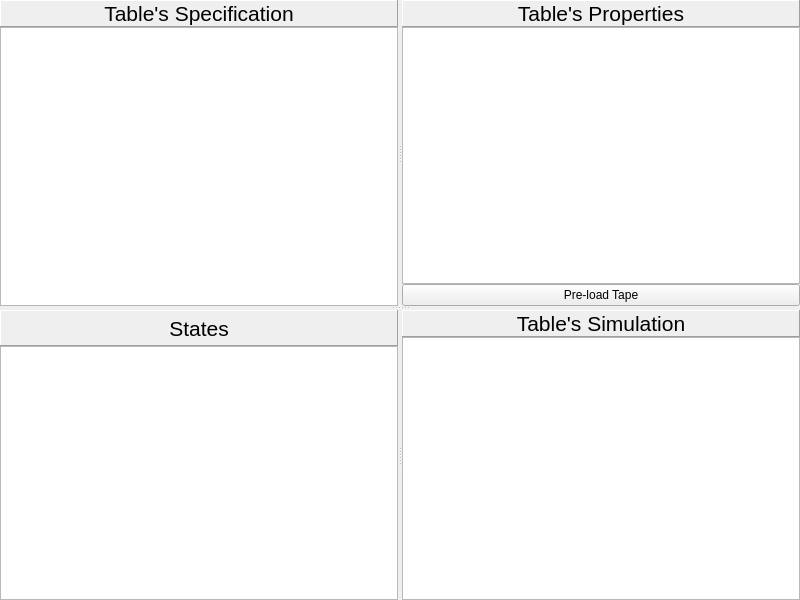
Before: the Qt Designer form Qt/TuringsMachineSimulator/machinesimulation.ui in fabioalves98/TuringsMachineGenerator, drawn with Qt 5.
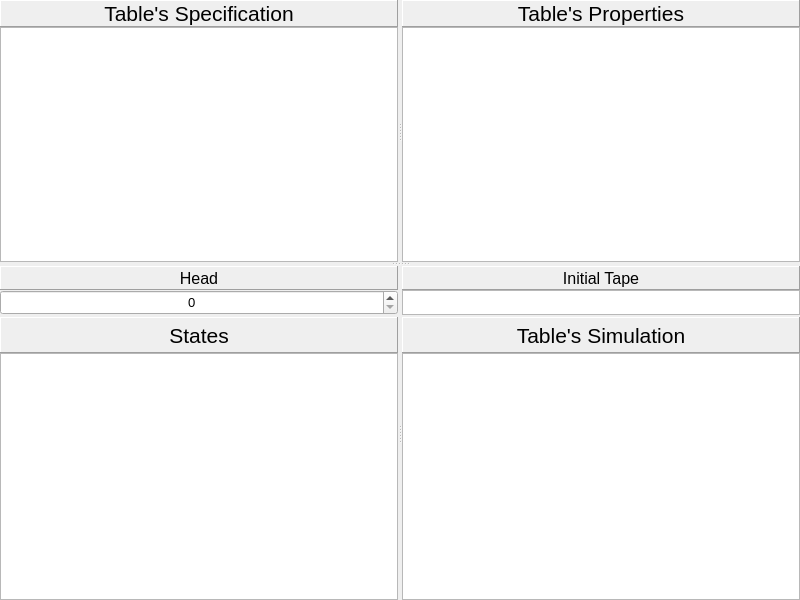
After: the same form once the commit is applied.

Commit message: Ability to choose the head's initial position in the interface added

```diff
--- a/Qt/TuringsMachineSimulator/machinesimulation.ui
+++ b/Qt/TuringsMachineSimulator/machinesimulation.ui
@@ -105,13 +105,6 @@
          <item>
           <widget class="QListWidget" name="propList"/>
          </item>
-         <item>
-          <widget class="QPushButton" name="loadTapeBt">
-           <property name="text">
-            <string>Pre-load Tape</string>
-           </property>
-          </widget>
-         </item>
         </layout>
        </widget>
       </widget>
@@ -119,7 +112,70 @@
        <property name="orientation">
         <enum>Qt::Horizontal</enum>
        </property>
-       <widget class="QWidget" name="layoutWidget_3">
+       <widget class="QWidget" name="">
+        <layout class="QVBoxLayout" name="rightSim">
+         <property name="spacing">
+          <number>2</number>
+         </property>
+         <item>
+          <layout class="QVBoxLayout" name="Head">
+           <property name="spacing">
+            <number>0</number>
+           </property>
+           <item>
+            <widget class="QLabel" name="headPosLabel">
+             <property name="minimumSize">
+              <size>
+               <width>70</width>
+               <height>24</height>
+              </size>
+             </property>
+             <property name="maximumSize">
+              <size>
+               <width>16777215</width>
+               <height>24</height>
+              </size>
+             </property>
+             <property name="font">
+              <font>
+               <pointsize>12</pointsize>
+              </font>
+             </property>
+             <property name="frameShape">
+              <enum>QFrame::Panel</enum>
+             </property>
+             <property name="frameShadow">
+              <enum>QFrame::Raised</enum>
+             </property>
+             <property name="text">
+              <string>Head</string>
+             </property>
+             <property name="alignment">
+              <set>Qt::AlignCenter</set>
+             </property>
+            </widget>
+           </item>
+           <item>
+            <widget class="QSpinBox" name="headPos">
+             <property name="minimumSize">
+              <size>
+               <width>0</width>
+               <height>25</height>
+              </size>
+             </property>
+             <property name="font">
+              <font>
+               <pointsize>10</pointsize>
+              </font>
+             </property>
+             <property name="alignment">
+              <set>Qt::AlignCenter</set>
+             </property>
+            </widget>
+           </item>
+          </layout>
+         </item>
+         <item>
         <layout class="QVBoxLayout" name="States">
          <property name="spacing">
           <number>0</number>
@@ -155,14 +211,77 @@
           <widget class="QListWidget" name="stateList"/>
          </item>
         </layout>
+         </item>
+        </layout>
        </widget>
-       <widget class="QWidget" name="layoutWidget_4">
+       <widget class="QWidget" name="">
+        <layout class="QVBoxLayout" name="leftSim">
+         <property name="spacing">
+          <number>2</number>
+         </property>
+         <item>
+          <layout class="QVBoxLayout" name="InitialTape">
+           <property name="spacing">
+            <number>0</number>
+           </property>
+           <item>
+            <widget class="QLabel" name="inTapeLabel">
+             <property name="minimumSize">
+              <size>
+               <width>0</width>
+               <height>24</height>
+              </size>
+             </property>
+             <property name="maximumSize">
+              <size>
+               <width>16777215</width>
+               <height>24</height>
+              </size>
+             </property>
+             <property name="font">
+              <font>
+               <pointsize>12</pointsize>
+              </font>
+             </property>
+             <property name="frameShape">
+              <enum>QFrame::Panel</enum>
+             </property>
+             <property name="frameShadow">
+              <enum>QFrame::Raised</enum>
+             </property>
+             <property name="text">
+              <string>Initial Tape</string>
+             </property>
+             <property name="alignment">
+              <set>Qt::AlignCenter</set>
+             </property>
+            </widget>
+           </item>
+           <item>
+            <widget class="QListWidget" name="inTape">
+             <property name="maximumSize">
+              <size>
+               <width>16777215</width>
+               <height>25</height>
+              </size>
+             </property>
+            </widget>
+           </item>
+          </layout>
+         </item>
+         <item>
         <layout class="QVBoxLayout" name="Tape">
          <property name="spacing">
           <number>0</number>
          </property>
          <item>
           <widget class="QLabel" name="simLabel">
+             <property name="minimumSize">
+              <size>
+               <width>0</width>
+               <height>36</height>
+              </size>
+             </property>
            <property name="font">
             <font>
              <pointsize>16</pointsize>
@@ -187,6 +306,8 @@
          </item>
          <item>
           <widget class="QListWidget" name="simList"/>
+           </item>
+          </layout>
          </item>
         </layout>
        </widget>
```
Lines whose indentation alone changed are shown as unchanged. The commit also changes 13 other files.
